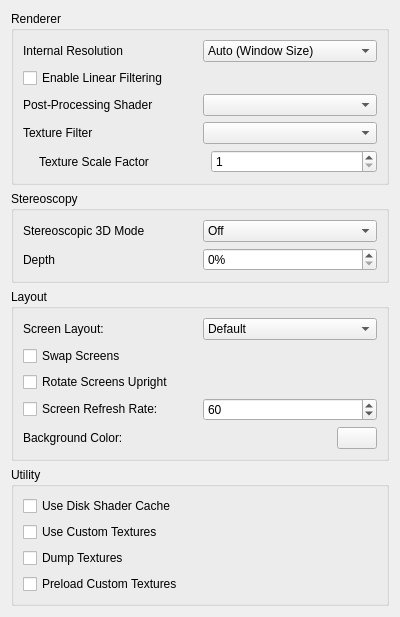
Above: src/citra_qt/configuration/configure_enhancements.ui from MokuDuk/citra before the change. Below: the same form after it.
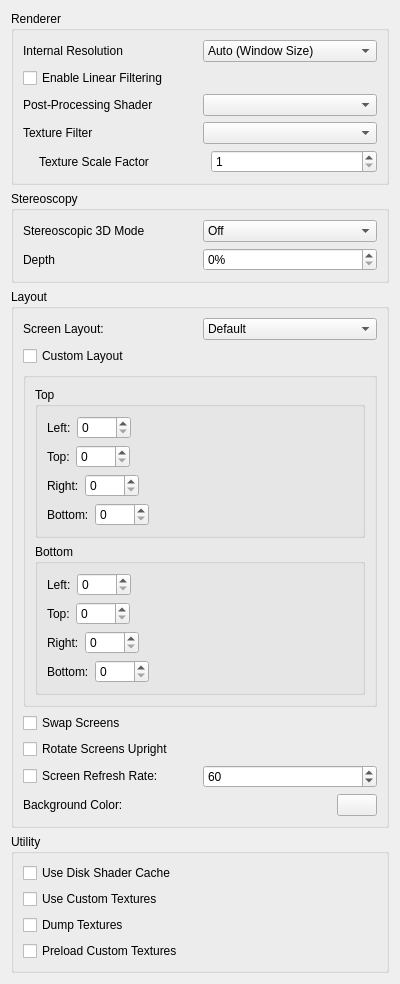
That is the form after the change.

Commit message: vvanelslande's custom screen layout settings

```diff
--- a/src/citra_qt/configuration/configure_enhancements.ui
+++ b/src/citra_qt/configuration/configure_enhancements.ui
@@ -287,6 +287,288 @@
         </item>
        </layout>
       </item>
+      <item>
+       <widget class="QCheckBox" name="custom_layout">
+        <property name="text">
+         <string>Custom Layout</string>
+        </property>
+       </widget>
+      </item>
+      <item>
+       <widget class="QGroupBox" name="custom_layout_group">
+        <property name="title">
+         <string/>
+        </property>
+        <layout class="QVBoxLayout" name="verticalLayout_5">
+         <item>
+          <widget class="QGroupBox" name="custom_top">
+           <property name="title">
+            <string>Top</string>
+           </property>
+           <layout class="QVBoxLayout" name="verticalLayout_8">
+            <item>
+             <layout class="QHBoxLayout" name="horizontalLayout_5">
+              <item>
+               <widget class="QLabel" name="label_6">
+                <property name="text">
+                 <string>Left:</string>
+                </property>
+               </widget>
+              </item>
+              <item>
+               <widget class="QSpinBox" name="custom_top_left">
+                <property name="maximum">
+                 <number>5000</number>
+                </property>
+               </widget>
+              </item>
+              <item>
+               <spacer name="horizontalSpacer">
+                <property name="orientation">
+                 <enum>Qt::Horizontal</enum>
+                </property>
+                <property name="sizeHint" stdset="0">
+                 <size>
+                  <width>40</width>
+                  <height>20</height>
+                 </size>
+                </property>
+               </spacer>
+              </item>
+             </layout>
+            </item>
+            <item>
+             <layout class="QHBoxLayout" name="horizontalLayout_9">
+              <item>
+               <widget class="QLabel" name="label_7">
+                <property name="text">
+                 <string>Top:</string>
+                </property>
+               </widget>
+              </item>
+              <item>
+               <widget class="QSpinBox" name="custom_top_top">
+                <property name="maximum">
+                 <number>5000</number>
+                </property>
+               </widget>
+              </item>
+              <item>
+               <spacer name="horizontalSpacer_2">
+                <property name="orientation">
+                 <enum>Qt::Horizontal</enum>
+                </property>
+                <property name="sizeHint" stdset="0">
+                 <size>
+                  <width>40</width>
+                  <height>20</height>
+                 </size>
+                </property>
+               </spacer>
+              </item>
+             </layout>
+            </item>
+            <item>
+             <layout class="QHBoxLayout" name="horizontalLayout_10">
+              <item>
+               <widget class="QLabel" name="label_8">
+                <property name="text">
+                 <string>Right:</string>
+                </property>
+               </widget>
+              </item>
+              <item>
+               <widget class="QSpinBox" name="custom_top_right">
+                <property name="maximum">
+                 <number>5000</number>
+                </property>
+               </widget>
+              </item>
+              <item>
+               <spacer name="horizontalSpacer_3">
+                <property name="orientation">
+                 <enum>Qt::Horizontal</enum>
+                </property>
+                <property name="sizeHint" stdset="0">
+                 <size>
+                  <width>40</width>
+                  <height>20</height>
+                 </size>
+                </property>
+               </spacer>
+              </item>
+             </layout>
+            </item>
+            <item>
+             <layout class="QHBoxLayout" name="horizontalLayout_11">
+              <item>
+               <widget class="QLabel" name="label_11">
+                <property name="text">
+                 <string>Bottom:</string>
+                </property>
+               </widget>
+              </item>
+              <item>
+               <widget class="QSpinBox" name="custom_top_bottom">
+                <property name="maximum">
+                 <number>5000</number>
+                </property>
+               </widget>
+              </item>
+              <item>
+               <spacer name="horizontalSpacer_4">
+                <property name="orientation">
+                 <enum>Qt::Horizontal</enum>
+                </property>
+                <property name="sizeHint" stdset="0">
+                 <size>
+                  <width>40</width>
+                  <height>20</height>
+                 </size>
+                </property>
+               </spacer>
+              </item>
+             </layout>
+            </item>
+           </layout>
+          </widget>
+         </item>
+         <item>
+          <widget class="QGroupBox" name="custom_bottom">
+           <property name="title">
+            <string>Bottom</string>
+           </property>
+           <layout class="QVBoxLayout" name="verticalLayout_9">
+            <item>
+             <layout class="QHBoxLayout" name="horizontalLayout_12">
+              <item>
+               <widget class="QLabel" name="label_9">
+                <property name="text">
+                 <string>Left:</string>
+                </property>
+               </widget>
+              </item>
+              <item>
+               <widget class="QSpinBox" name="custom_bottom_left">
+                <property name="maximum">
+                 <number>5000</number>
+                </property>
+               </widget>
+              </item>
+              <item>
+               <spacer name="horizontalSpacer_5">
+                <property name="orientation">
+                 <enum>Qt::Horizontal</enum>
+                </property>
+                <property name="sizeHint" stdset="0">
+                 <size>
+                  <width>40</width>
+                  <height>20</height>
+                 </size>
+                </property>
+               </spacer>
+              </item>
+             </layout>
+            </item>
+            <item>
+             <layout class="QHBoxLayout" name="horizontalLayout_13">
+              <item>
+               <widget class="QLabel" name="label_10">
+                <property name="text">
+                 <string>Top:</string>
+                </property>
+               </widget>
+              </item>
+              <item>
+               <widget class="QSpinBox" name="custom_bottom_top">
+                <property name="maximum">
+                 <number>5000</number>
+                </property>
+               </widget>
+              </item>
+              <item>
+               <spacer name="horizontalSpacer_6">
+                <property name="orientation">
+                 <enum>Qt::Horizontal</enum>
+                </property>
+                <property name="sizeHint" stdset="0">
+                 <size>
+                  <width>40</width>
+                  <height>20</height>
+                 </size>
+                </property>
+               </spacer>
+              </item>
+             </layout>
+            </item>
+            <item>
+             <layout class="QHBoxLayout" name="horizontalLayout_14">
+              <item>
+               <widget class="QLabel" name="label_12">
+                <property name="text">
+                 <string>Right:</string>
+                </property>
+               </widget>
+              </item>
+              <item>
+               <widget class="QSpinBox" name="custom_bottom_right">
+                <property name="maximum">
+                 <number>5000</number>
+                </property>
+               </widget>
+              </item>
+              <item>
+               <spacer name="horizontalSpacer_7">
+                <property name="orientation">
+                 <enum>Qt::Horizontal</enum>
+                </property>
+                <property name="sizeHint" stdset="0">
+                 <size>
+                  <width>40</width>
+                  <height>20</height>
+                 </size>
+                </property>
+               </spacer>
+              </item>
+             </layout>
+            </item>
+            <item>
+             <layout class="QHBoxLayout" name="horizontalLayout_15">
+              <item>
+               <widget class="QLabel" name="label_13">
+                <property name="text">
+                 <string>Bottom:</string>
+                </property>
+               </widget>
+              </item>
+              <item>
+               <widget class="QSpinBox" name="custom_bottom_bottom">
+                <property name="maximum">
+                 <number>5000</number>
+                </property>
+               </widget>
+              </item>
+              <item>
+               <spacer name="horizontalSpacer_8">
+                <property name="orientation">
+                 <enum>Qt::Horizontal</enum>
+                </property>
+                <property name="sizeHint" stdset="0">
+                 <size>
+                  <width>40</width>
+                  <height>20</height>
+                 </size>
+                </property>
+               </spacer>
+              </item>
+             </layout>
+            </item>
+           </layout>
+          </widget>
+         </item>
+        </layout>
+       </widget>
+      </item>
       <item>
        <widget class="QCheckBox" name="swap_screen">
         <property name="text">
```
The commit also changes 1 other file.
